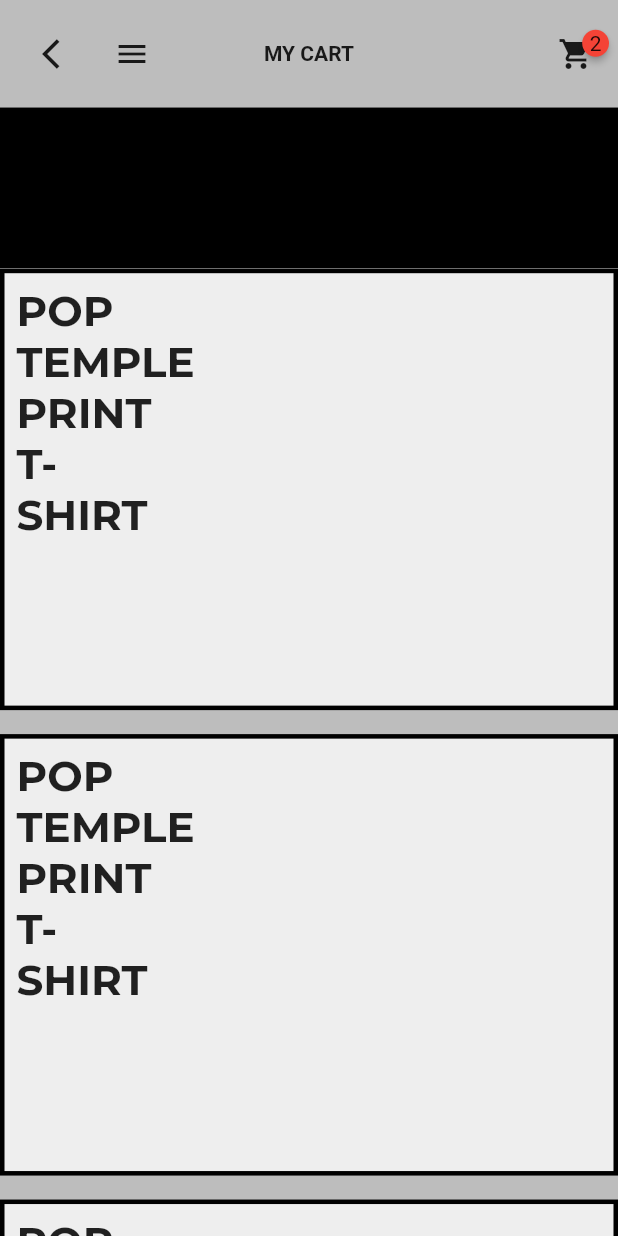
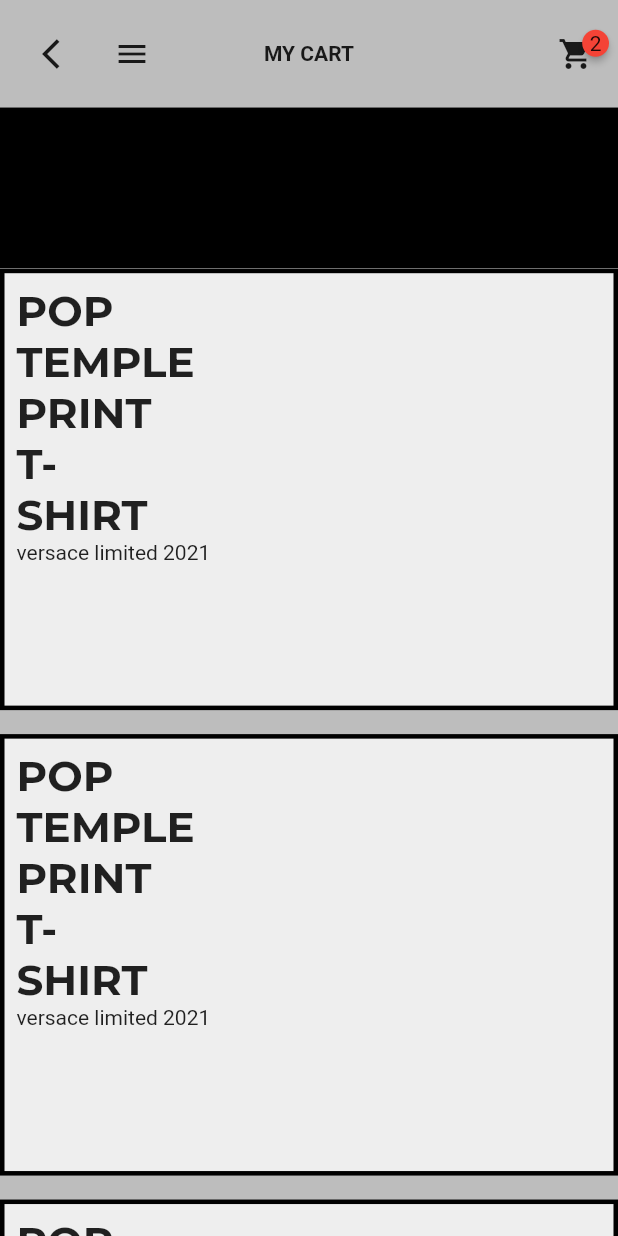
Before and after one commit to JAICHANGPARK/flutter_notebook_8th_story, a Flutter app: the MyCartPage screen opened directly, on a phone screen of 412 x 824 dp. Run offline on Flutter 3.47's test engine with Material 2 defaults, Android fonts, the phone set to English and light mode, and no system bars; drawn by our look-alikes of badges; our stand-ins replace google_fonts.

Commit message:
Update my_cart_page.dart

```diff
--- a/lib/ep561_fashion_store_app/my_cart_page.dart
+++ b/lib/ep561_fashion_store_app/my_cart_page.dart
@@ -75,11 +75,13 @@ class _MyCartPageState extends State<MyCartPage> {
                           children: [
                             Positioned(
                               child: Column(
+                                crossAxisAlignment: CrossAxisAlignment.start,
                                 children: [
                                   Text(
                                     "POP\nTEMPLE\nPRINT\nT-\nSHIRT",
                                     style: GoogleFonts.montserrat(fontWeight: FontWeight.bold, fontSize: 28),
                                   ),
+                                  Text("versace limited 2021"),
                                 ],
                               ),
                               left: 8,
```
